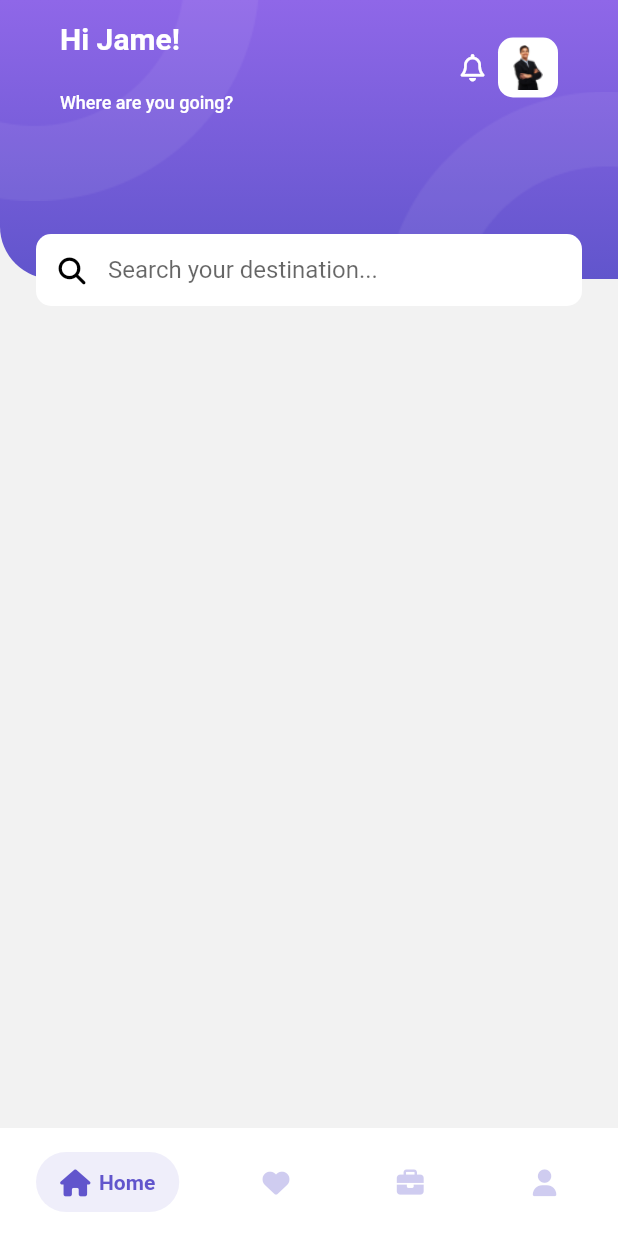
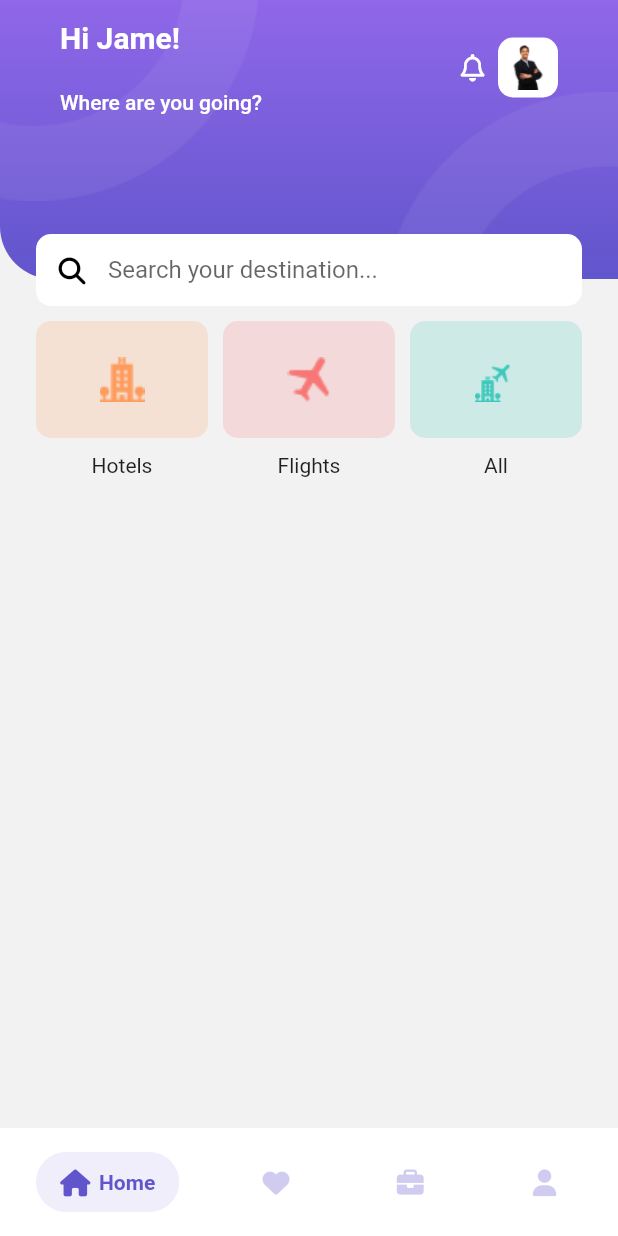
Before and after one commit to oanhlewkm/travel-app, a Flutter app: the MainApp screen opened by its route, on a phone screen of 412 x 824 dp. Run offline on Flutter 3.47's test engine with Material 2 defaults, Android fonts, the phone set to English and light mode, and no system bars; drawn by our look-alikes of salomon_bottom_bar; our stand-ins replace flutter_svg, font_awesome_flutter, hive_flutter, smooth_page_indicator; accounts and stored records are empty.

Commit message:
finish ui hotel booking

```diff
--- a/lib/representation/screen/home_screen.dart
+++ b/lib/representation/screen/home_screen.dart
@@ -1,9 +1,10 @@
 import 'package:flutter/material.dart';
 import 'package:font_awesome_flutter/font_awesome_flutter.dart';
-import 'package:new_app/core/constants/color_palatte.dart';
 import 'package:new_app/core/constants/dimension_constants.dart';
+import 'package:new_app/core/constants/textstyle_ext.dart';
 import 'package:new_app/core/helpers/asset_helper.dart';
 import 'package:new_app/core/helpers/image_helper.dart';
+import 'package:new_app/representation/screen/hotel_booking_screen.dart';
 import 'package:new_app/representation/widgets/app_bar_container_widget.dart';
 
 class HomeScreen extends StatefulWidget {
@@ -14,6 +15,34 @@ class HomeScreen extends StatefulWidget {
 }
 
 class _HomeScreenState extends State<HomeScreen> {
+  Widget _buildItemCategory(
+    Widget icon,
+    String title,
+    Function() onTap,
+    Color color,
+  ) {
+    return GestureDetector(
+      onTap: onTap,
+      child: Column(
+        children: [
+          Container(
+            width: double.infinity,
+            padding: const EdgeInsets.symmetric(vertical: kMediumPadding),
+            decoration: BoxDecoration(
+              borderRadius: BorderRadius.circular(kItemPadding),
+              color: color.withOpacity(0.2),
+            ),
+            child: icon,
+          ),
+          const SizedBox(
+            height: kItemPadding,
+          ),
+          Text(title)
+        ],
+      ),
+    );
+  }
+
   @override
   Widget build(BuildContext context) {
     return AppBarContainerWidge(
@@ -37,7 +66,8 @@ class _HomeScreenState extends State<HomeScreen> {
                 Text(
                   'Where are you going?',
                   style: TextStyle(
-                    fontSize: 12,
+                    fontSize: 14,
+                    fontWeight: FontWeight.w500,
                     color: Colors.white,
                   ),
                 ),
@@ -68,8 +98,8 @@ class _HomeScreenState extends State<HomeScreen> {
         ),
       ),
       child: Column(
-        children: const [
-          TextField(
+        children: [
+          const TextField(
             decoration: InputDecoration(
               filled: true,
               fillColor: Colors.white,
@@ -93,9 +123,52 @@ class _HomeScreenState extends State<HomeScreen> {
               ),
             ),
           ),
-          SizedBox(
+          const SizedBox(
             height: kItemPadding,
-          )
+          ),
+          Row(
+            children: [
+              Expanded(
+                child: _buildItemCategory(
+                  ImageHelper.loadFromAsset(
+                    AssetHelper.icoHotel,
+                    width: 30,
+                    height: 30,
+                  ),
+                  'Hotels',
+                  () => Navigator.of(context)
+                      .pushNamed(HotelBookingScreen.routeName),
+                  const Color(0xffFE9C5E),
+                ),
+              ),
+              const SizedBox(width: kItemPadding),
+              Expanded(
+                child: _buildItemCategory(
+                  ImageHelper.loadFromAsset(
+                    AssetHelper.icoPlane,
+                    width: 30,
+                    height: 30,
+                  ),
+                  'Flights',
+                  () => {},
+                  const Color(0xffF77777),
+                ),
+              ),
+              const SizedBox(width: kItemPadding),
+              Expanded(
+                child: _buildItemCategory(
+                  ImageHelper.loadFromAsset(
+                    AssetHelper.icoHotelPlane,
+                    width: 30,
+                    height: 30,
+                  ),
+                  'All',
+                  () => {},
+                  const Color(0xff3EC8BC),
+                ),
+              ),
+            ],
+          ),
         ],
       ),
     );
--- a/lib/representation/screen/main_app.dart
+++ b/lib/representation/screen/main_app.dart
@@ -2,7 +2,7 @@ import 'package:flutter/material.dart';
 import 'package:font_awesome_flutter/font_awesome_flutter.dart';
 import 'package:new_app/core/constants/color_palatte.dart';
 import 'package:new_app/core/constants/dimension_constants.dart';
-import 'package:new_app/representation/screen/booking_screen.dart';
+import 'package:new_app/representation/screen/hotel_booking_screen.dart';
 import 'package:new_app/representation/screen/favorites_screen.dart';
 import 'package:new_app/representation/screen/home_screen.dart';
 import 'package:new_app/representation/screen/profile_screen.dart';
@@ -29,7 +29,7 @@ class _MainAppState extends State<MainApp> {
         children: const [
           HomeScreen(),
           FavoriteScreen(),
-          BookingScreen(),
+          HotelBookingScreen(),
           ProfileScreen(),
         ],
       ),
--- a/lib/routes.dart
+++ b/lib/routes.dart
@@ -1,4 +1,5 @@
 import 'package:flutter/material.dart';
+import 'package:new_app/representation/screen/hotel_booking_screen.dart';
 import 'package:new_app/representation/screen/intro_screen.dart';
 import 'package:new_app/representation/screen/main_app.dart';
 import 'package:new_app/representation/screen/slpash_screen.dart';
@@ -6,5 +7,6 @@ import 'package:new_app/representation/screen/slpash_screen.dart';
 final Map<String, WidgetBuilder> routes = {
   SplashScreen.routeName: (context) => const SplashScreen(),
   IntroScreen.routeName: (context) => const IntroScreen(),
-  MainApp.routeName: (context) => const MainApp()
+  MainApp.routeName: (context) => const MainApp(),
+  HotelBookingScreen.routeName: (context) => const HotelBookingScreen(),
 };
```
Also changed, not shown: lib/representation/screen/booking_screen.dart (deleted, +0 -19 lines), lib/representation/screen/hotel_booking_screen.dart (added, +61 -0 lines), lib/representation/screen/hotel_screen.dart (added, +20 -0 lines), lib/representation/widgets/item_booking_widget.dart (added, +63 -0 lines).
